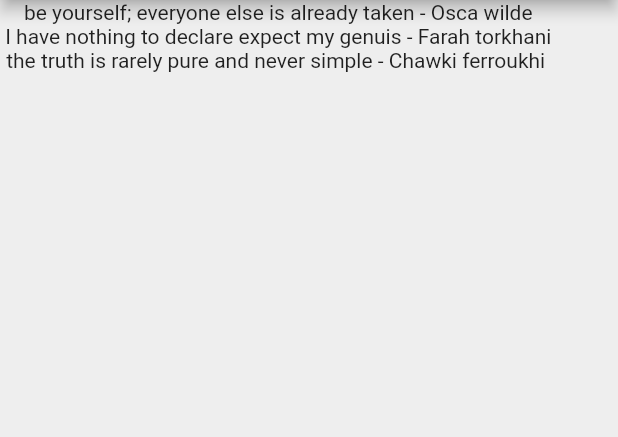
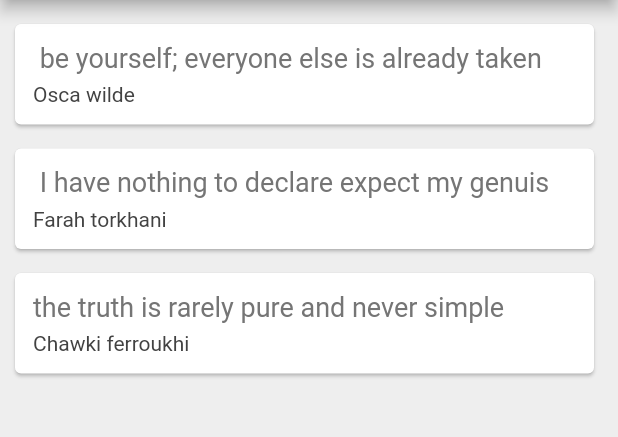
Before and after one commit to Farah-Torkhani/Quotes-Flutter, a Flutter app: the screen it shows after launch, on a phone screen of 412 x 824 dp, the part 84-521 px from its top. Run offline on Flutter 3.47's test engine with Material 2 defaults, Android fonts, the phone set to English and light mode, and no system bars.

Commit message:
making my class with cards

```diff
--- a/lib/main.dart
+++ b/lib/main.dart
@@ -25,7 +25,29 @@ class _QuoteListState extends State<QuoteList> {
 
   ];
 
-
+  Widget quoteTemplate(quote) {
+    return Card(
+      margin: EdgeInsets.fromLTRB(10.0, 16.0, 16.0, 0),
+      child: Padding(
+        padding: const EdgeInsets.all(12.0),
+        child: Column(
+          crossAxisAlignment: CrossAxisAlignment.stretch,
+          children: <Widget>[
+            Text(quote.text,
+                style: TextStyle(
+                  fontSize: 18.0,
+                  color: Colors.grey[600],
+                )),
+            SizedBox(
+              height: 6.0,
+            ),
+            Text(quote.author,
+                style: TextStyle(fontSize: 14.0, color: Colors.grey[800])),
+          ],
+        ),
+      ),
+    );
+  }
   @override
   Widget build(BuildContext context) {
     return Scaffold(
@@ -37,7 +59,7 @@ class _QuoteListState extends State<QuoteList> {
       ),
         body: Column(
           children: quotes
-              .map((quote) => Text('${quote.text} - ${quote.author}'))
+              .map((quote) => quoteTemplate(quote))
               .toList(),
         )
     );
```
